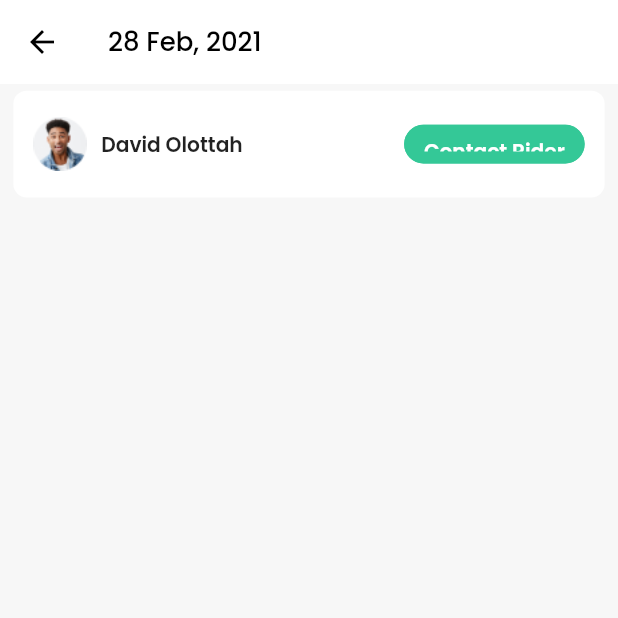
After one commit to Maxtone1049/run_rider, a Flutter app: the History screen opened directly, after a tap on "From- Road 36, Phase 3, Kubwa", on a phone screen of 412 x 824 dp, the top half of it. The commit adds this screen. Run offline on Flutter 3.47's test engine with Material 2 defaults, Android fonts, the phone set to English and light mode, and no system bars; our stand-ins replace flutter_screenutil, flutter_svg, google_fonts, pin_code_fields.

Commit message:
Freshly Done

```diff
--- /dev/null
+++ b/lib/ui/Home/History/Pages/history_details.dart
@@ -0,0 +1,87 @@
+import 'package:flutter/material.dart';
+import 'package:flutter_screenutil/flutter_screenutil.dart';
+import 'package:run/ui/app_utils/color.dart';
+import 'package:run/ui/widget/button_widget.dart';
+import 'package:run/ui/widget/text_view_widget.dart';
+
+class HistoryDetail extends StatelessWidget {
+  const HistoryDetail({super.key});
+
+  @override
+  Widget build(BuildContext context) {
+    return Scaffold(
+      backgroundColor: AppColor.textgrey,
+      appBar: AppBar(
+        backgroundColor: AppColor.white,
+        elevation: 0,
+        iconTheme: const IconThemeData(
+          color: AppColor.black,
+        ),
+        title: TextView(
+          text: '28 Feb, 2021',
+          color: AppColor.black,
+          fontSize: 18.sp,
+          fontWeight: FontWeight.w500,
+        ),
+      ),
+      body: Padding(
+        padding: EdgeInsets.symmetric(
+          horizontal: 10.h,
+          vertical: 5.h,
+        ),
+        child: Column(
+          children: [
+            Container(
+              padding: EdgeInsets.symmetric(
+                horizontal: 15.h,
+                vertical: 20.h,
+              ),
+              decoration: BoxDecoration(
+                color: AppColor.white,
+                borderRadius: BorderRadius.circular(10.r),
+              ),
+              child: Row(
+                children: [
+                  Expanded(
+                    flex: 0,
+                    child: Image.asset(
+                      'assets/image/profile.png',
+                      height: 40.h,
+                      width: 40.h,
+                    ),
+                  ),
+                  SizedBox(
+                    width: 10.w,
+                  ),
+                  Expanded(
+                    flex: 2,
+                    child: TextView(
+                      text: 'David Olottah',
+                      fontSize: 14.sp,
+                      fontWeight: FontWeight.w600,
+                    ),
+                  ),
+                  Expanded(
+                    flex: 0,
+                    child: ButtonWidget(
+                      height: 29.h,
+                      weight: FontWeight.w600,
+                      width: 125.w,
+                      fontSize: 14.sp,
+                      radius: BorderRadius.circular(20.r),
+                      buttonText: 'Contact Rider',
+                      color: AppColor.white,
+                      onPressed: () {},
+                      buttonBorderColor: AppColor.primary,
+                      buttonColor: AppColor.primary,
+                    ),
+                  ),
+                ],
+              ),
+            ),
+          ],
+        ),
+      ),
+    );
+  }
+}
--- a/lib/ui/Home/History/Widget/history_card.dart
+++ b/lib/ui/Home/History/Widget/history_card.dart
@@ -11,12 +11,16 @@ class HistoryCard extends StatelessWidget {
     required this.address,
     required this.time,
     required this.amount,
+    required this.pressed,
   });
   final String img, address, time, amount;
+  final VoidCallback pressed;
 
   @override
   Widget build(BuildContext context) {
-    return Container(
+    return InkWell(
+      onTap: pressed,
+      child: Container(
         padding: EdgeInsets.symmetric(
           horizontal: 15.h,
           vertical: 10.h,
@@ -65,6 +69,7 @@ class HistoryCard extends StatelessWidget {
             ),
           ],
         ),
+      ),
     );
   }
 }
--- a/lib/ui/Home/History/history.dart
+++ b/lib/ui/Home/History/history.dart
@@ -1,5 +1,6 @@
 import 'package:flutter/material.dart';
 import 'package:flutter_screenutil/flutter_screenutil.dart';
+import 'package:run/ui/Home/History/Pages/history_details.dart';
 import 'package:run/ui/Home/History/Widget/history_card.dart';
 import 'package:run/ui/app_utils/color.dart';
 import 'package:run/ui/widget/text_view_widget.dart';
@@ -27,14 +28,21 @@ class History extends StatelessWidget {
       ),
       body: Column(
         children: [
-          const HistoryCard(
+          HistoryCard(
+            pressed: () {},
             time: '15 mins',
             address: 'Road 36, Phase 3, Kubwa',
             img: 'assets/image/drop.svg',
             amount: '3,000',
           ),
           SizedBox(height: 5.h),
-          const HistoryCard(
+          HistoryCard(
+            pressed: () => Navigator.push(
+              context,
+              MaterialPageRoute(
+                builder: (context) => const HistoryDetail(),
+              ),
+            ),
             time: '26, Feb 2023',
             address: 'From- Road 36, Phase 3, Kubwa',
             img: 'assets/image/arrive.svg',
```
Also changed, not shown: assets/image/profile.png (added). Lines whose indentation alone changed are shown as unchanged.
